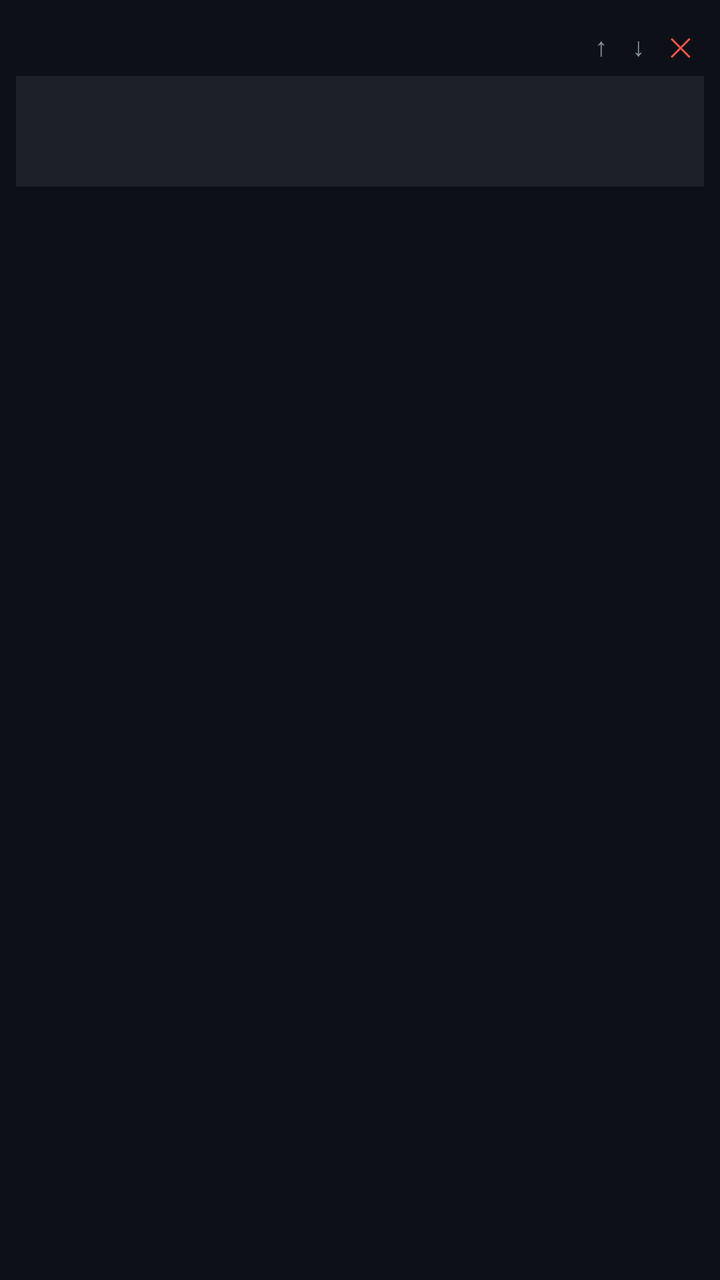
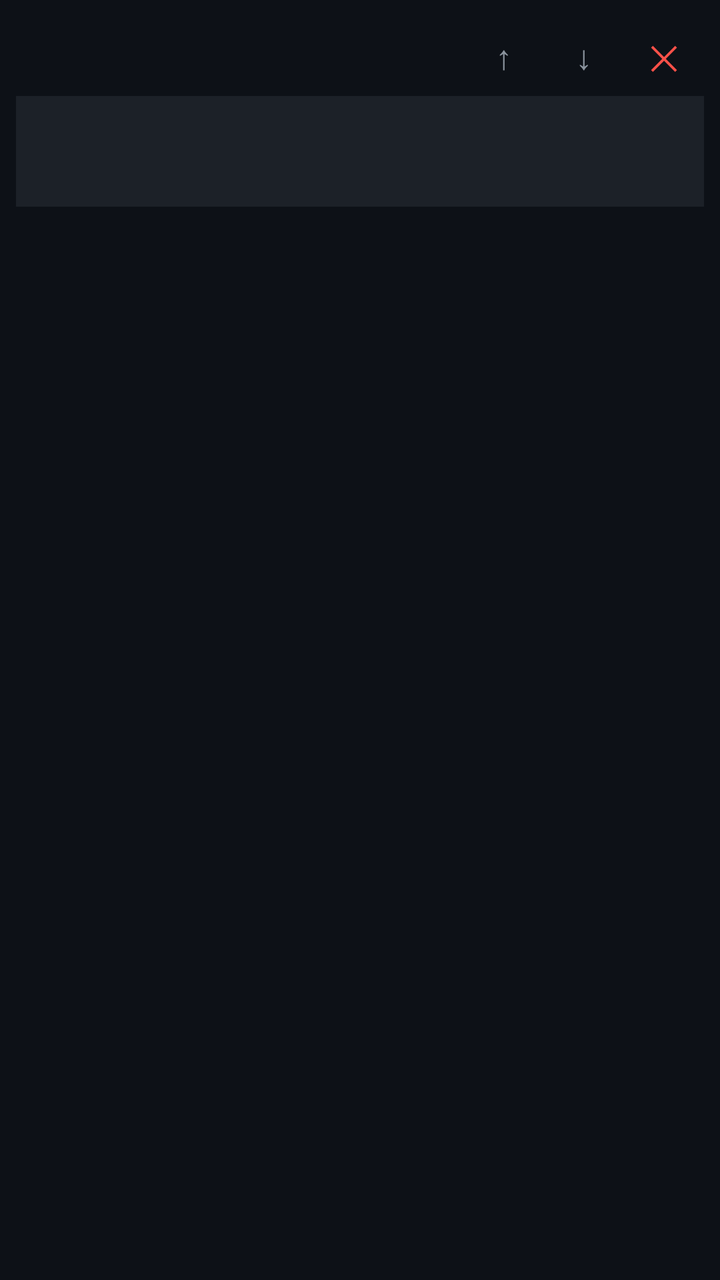

The first picture is an Android layout as it rendered before a commit; the second is the same layout after the commit. The layout source and the unified diff follow.
<!-- AndroidManifest.xml: application theme Theme.Chaomi -->
<!-- res/layout/item_block.xml -->
<?xml version="1.0" encoding="utf-8"?>
<LinearLayout xmlns:android="http://schemas.android.com/apk/res/android"
    android:layout_width="match_parent"
    android:layout_height="wrap_content"
    android:layout_marginBottom="8dp"
    android:background="@color/chaomi_bg"
    android:orientation="vertical"
    android:padding="8dp">

    <LinearLayout
        android:layout_width="match_parent"
        android:layout_height="wrap_content"
        android:gravity="center_vertical"
        android:orientation="horizontal">

        <TextView
            android:id="@+id/bType"
            android:layout_width="0dp"
            android:layout_height="wrap_content"
            android:layout_weight="1"
            android:textColor="@color/chaomi_accent"
            android:textSize="10sp" />

        <TextView
            android:id="@+id/bMoveUp"
            android:layout_width="wrap_content"
            android:layout_height="wrap_content"
            android:padding="6dp"
            android:text="↑"
            android:textColor="@color/chaomi_text_dim"
            android:textSize="13sp" />

        <TextView
            android:id="@+id/bMoveDown"
            android:layout_width="wrap_content"
            android:layout_height="wrap_content"
            android:padding="6dp"
            android:text="↓"
            android:textColor="@color/chaomi_text_dim"
            android:textSize="13sp" />

        <TextView
            android:id="@+id/bDel"
            android:layout_width="wrap_content"
            android:layout_height="wrap_content"
            android:padding="6dp"
            android:text="✕"
            android:textColor="@color/chaomi_down"
            android:textSize="13sp" />
    </LinearLayout>

    <EditText
        android:id="@+id/bText"
        android:layout_width="match_parent"
        android:layout_height="wrap_content"
        android:background="@color/chaomi_surface_2"
        android:gravity="top"
        android:minLines="2"
        android:padding="10dp"
        android:textColor="@color/chaomi_text"
        android:textColorHint="@color/chaomi_text_dim"
        android:textSize="14sp" />

    <ImageView
        android:id="@+id/bImage"
        android:layout_width="match_parent"
        android:layout_height="160dp"
        android:layout_marginTop="6dp"
        android:background="@color/chaomi_surface_2"
        android:scaleType="centerCrop"
        android:visibility="gone" />
</LinearLayout>
<!-- resources referenced by this layout -->
<resources>
  <color name="chaomi_accent">#58a6ff</color>
  <color name="chaomi_bg">#0d1117</color>
  <color name="chaomi_down">#f85149</color>
  <color name="chaomi_surface_2">#1c2128</color>
  <color name="chaomi_text">#e6edf3</color>
  <color name="chaomi_text_dim">#8b949e</color>
  <style name="Theme.Chaomi" parent="Theme.MaterialComponents.NoActionBar">
          <item name="colorPrimary">@color/chaomi_accent</item>
          <item name="colorPrimaryVariant">@color/chaomi_accent_2</item>
          <item name="colorOnPrimary">#ffffff</item>
          <item name="colorSecondary">@color/chaomi_gold</item>
          <item name="colorOnSecondary">#1c2128</item>
          <item name="android:colorBackground">@color/chaomi_bg</item>
          <item name="colorSurface">@color/chaomi_surface</item>
          <item name="colorOnSurface">@color/chaomi_text</item>
          <item name="android:textColor">@color/chaomi_text</item>
          <item name="android:textColorPrimary">@color/chaomi_text</item>
          <item name="android:textColorSecondary">@color/chaomi_text_dim</item>
          <item name="android:statusBarColor">@color/chaomi_bg</item>
          <item name="android:navigationBarColor">@color/chaomi_bg</item>
          <item name="android:windowLightStatusBar">false</item>
          <item name="android:windowLightNavigationBar">false</item>
          <item name="bottomSheetDialogTheme">@style/Theme.Chaomi.BottomSheet</item>
      </style>
  <color name="chaomi_accent_2">#1f6feb</color>
  <color name="chaomi_gold">#e3b341</color>
  <color name="chaomi_surface">#161b22</color>
  <style name="Theme.Chaomi.BottomSheet" parent="Theme.MaterialComponents.BottomSheetDialog">
          <item name="android:colorBackground">@color/chaomi_surface</item>
          <item name="colorSurface">@color/chaomi_surface</item>
          <item name="android:statusBarColor">@color/chaomi_bg</item>
      </style>
</resources>

<!-- the commit's change to res/layout/item_block.xml (unified diff, before → after) -->
@@ -23,30 +23,39 @@
 
         <TextView
             android:id="@+id/bMoveUp"
-            android:layout_width="wrap_content"
-            android:layout_height="wrap_content"
-            android:padding="6dp"
+            android:layout_width="40dp"
+            android:layout_height="40dp"
+            android:background="?android:attr/selectableItemBackground"
+            android:clickable="true"
+            android:focusable="false"
+            android:gravity="center"
             android:text="↑"
             android:textColor="@color/chaomi_text_dim"
-            android:textSize="13sp" />
+            android:textSize="17sp" />
 
         <TextView
             android:id="@+id/bMoveDown"
-            android:layout_width="wrap_content"
-            android:layout_height="wrap_content"
-            android:padding="6dp"
+            android:layout_width="40dp"
+            android:layout_height="40dp"
+            android:background="?android:attr/selectableItemBackground"
+            android:clickable="true"
+            android:focusable="false"
+            android:gravity="center"
             android:text="↓"
             android:textColor="@color/chaomi_text_dim"
-            android:textSize="13sp" />
+            android:textSize="17sp" />
 
         <TextView
             android:id="@+id/bDel"
-            android:layout_width="wrap_content"
-            android:layout_height="wrap_content"
-            android:padding="6dp"
+            android:layout_width="40dp"
+            android:layout_height="40dp"
+            android:background="?android:attr/selectableItemBackground"
+            android:clickable="true"
+            android:focusable="false"
+            android:gravity="center"
             android:text="✕"
             android:textColor="@color/chaomi_down"
-            android:textSize="13sp" />
+            android:textSize="17sp" />
     </LinearLayout>
 
     <EditText
